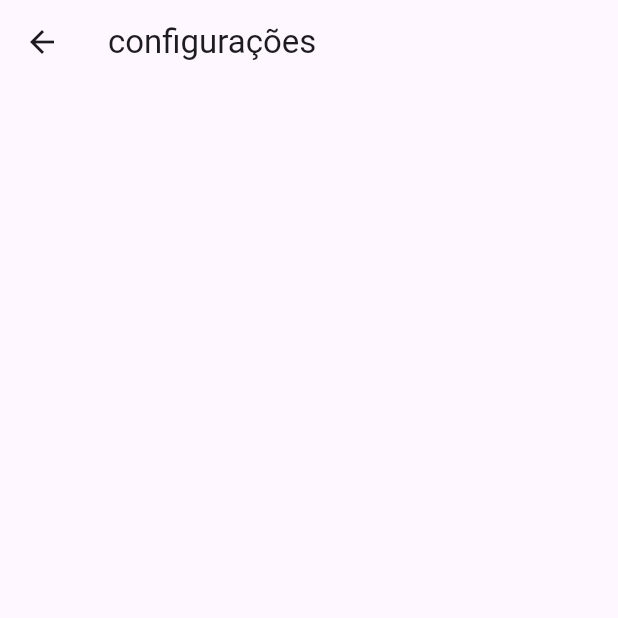
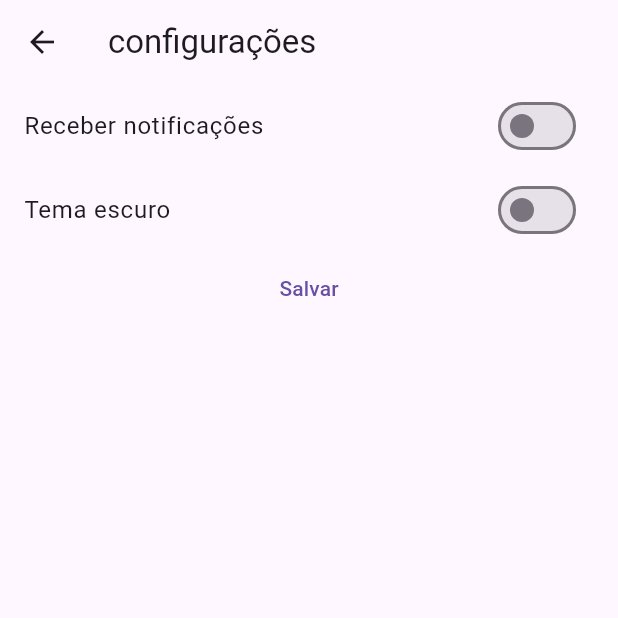
Before and after one commit to GiovanaThais/dartbank, a Flutter app: the SettingsPage screen opened directly, on a phone screen of 412 x 824 dp, the top half of it. Run offline on Flutter 3.47's test engine with Material 3 defaults, Android fonts, the phone set to English and light mode, and no system bars; our stand-ins replace shared_preferences; accounts and stored records are empty.

Commit message:
fix icon and splash and add const

```diff
--- /dev/null
+++ b/dart_bank/flutter_launcher_icons.yaml
@@ -0,0 +1,5 @@
+flutter_launcher_icons:
+  android: "launcher_icon"
+  ios: true
+  image_path: "assets/icon/logo.png"
+  image_path_ios: "assets/icon/logo.png"
--- a/dart_bank/lib/core/widgets/custom_drawer_widget.dart
+++ b/dart_bank/lib/core/widgets/custom_drawer_widget.dart
@@ -41,14 +41,14 @@ class CustomDrawerWidget extends StatelessWidget {
               },
               child: UserAccountsDrawerHeader(
                   currentAccountPicture: CircleAvatar(
-                    backgroundColor: Color.fromARGB(255, 239, 255, 248),
+                    backgroundColor: const Color.fromARGB(255, 239, 255, 248),
                     child: Image.asset(
                       'assets/icon/avatar.png',
                       width: 60,
                     ),
                   ),
-                  accountName: Text("User"),
-                  accountEmail: Text("email@email.com")),
+                  accountName: const Text("User"),
+                  accountEmail: const Text("email@email.com")),
             ),
             InkWell(
               child: Container(
--- a/dart_bank/lib/features/home/pages/page3.dart
+++ b/dart_bank/lib/features/home/pages/page3.dart
@@ -30,9 +30,9 @@ class _Page3State extends State<Page3> {
         ),
         ListTile(
           leading: Image.asset('assets/icon/avatar.png'),
-          title: Text("User 2"),
-          subtitle: Text("Olá"),
-          trailing: Icon(Icons.access_time),
+          title: const Text("User 2"),
+          subtitle: const Text("Olá"),
+          trailing: const Icon(Icons.access_time),
         ),
       ],
     );
--- a/dart_bank/lib/features/home/pages/setting_page.dart
+++ b/dart_bank/lib/features/home/pages/setting_page.dart
@@ -8,10 +8,38 @@ class SettingsPage extends StatefulWidget {
 }
 
 class _SettingsPageState extends State<SettingsPage> {
+  String? userName;
+  String? email;
+  bool darkTheme = false;
+  bool pushNotification = false;
+
   @override
   Widget build(BuildContext context) {
     return SafeArea(
         child: Scaffold(
-            appBar: AppBar(title: Text("configurações")), body: Container()));
+            appBar: AppBar(title: const Text("configurações")),
+            body: Container(
+              child: ListView(children: [
+                SwitchListTile(
+                    title: const Text("Receber notificações"),
+                    value: pushNotification,
+                    onChanged: (bool value) {
+                      setState(() {
+                        pushNotification = !pushNotification;
+                      });
+                    }),
+                SwitchListTile(
+                    title: const Text("Tema escuro"),
+                    value: darkTheme,
+                    onChanged: (bool value) {
+                      setState(() {
+                        darkTheme = value;
+                      });
+                    }),
+                Center(
+                    child: TextButton(
+                        onPressed: () {}, child: const Text("Salvar")))
+              ]),
+            )));
   }
 }
--- a/dart_bank/pubspec.yaml
+++ b/dart_bank/pubspec.yaml
@@ -47,6 +47,7 @@ dev_dependencies:
   # package. See that file for information about deactivating specific lint
   # rules and activating additional ones.
   flutter_lints: ^2.0.0
+  flutter_launcher_icons: 0.13.1
   flutter_native_splash: 2.3.5
   flutterando_analysis: 0.0.2
 
```
Also changed, not shown: dart_bank/lib/features/auth/components/person_components.dart (+4 -4 lines), dart_bank/pubspec.lock, 27 other files.
